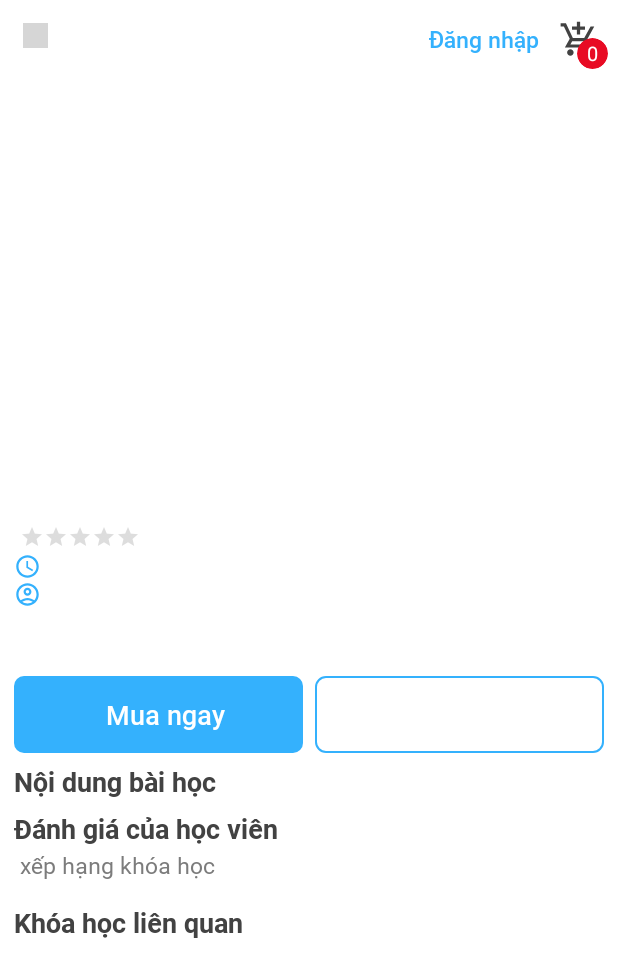
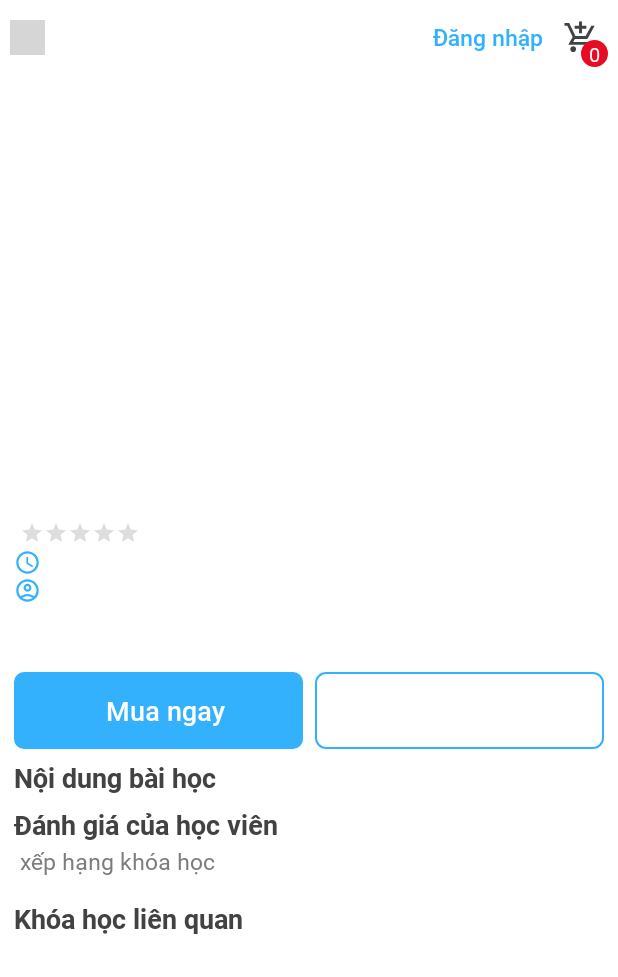
Before and after one commit to phatmwj/EasyLearning, an Android app: the CourseActivity screen opened directly, with no data from a screen before it, on a phone screen of 412 x 824 dp. Shown: the top 977 px of the screen. Run offline under Robolectric (Android 15) with nearby library versions, the phone set to English and light mode, and no system bars; our stand-ins replace Timber, data binding, sdp/ssp sizes; 45 statements that could not run were skipped; grey boxes are pictures that could not be loaded.

Commit message:
fix icon cart

```diff
--- /dev/null
+++ b/source/app/src/main/res/drawable/bg_oval.xml
@@ -0,0 +1,6 @@
+<?xml version="1.0" encoding="utf-8"?>
+<shape xmlns:android="http://schemas.android.com/apk/res/android"
+    android:shape="oval">
+    <solid  android:color="@color/red" />
+    <stroke android:color="@color/red" android:width="@dimen/_1sdp"/>
+</shape>
--- a/source/app/src/main/res/layout/layout_header.xml
+++ b/source/app/src/main/res/layout/layout_header.xml
@@ -24,6 +24,7 @@
             android:id="@+id/layout_title"
             android:layout_width="match_parent"
             android:layout_height="wrap_content"
+            android:gravity="center_vertical"
             android:orientation="horizontal">
             <RelativeLayout
                 android:id="@+id/layout_back"
@@ -31,16 +32,13 @@
                 android:layout_width="wrap_content"
                 android:layout_height="wrap_content"
                 android:layout_centerVertical="true"
-                android:paddingStart="@dimen/_12sdp"
-                android:paddingEnd="@dimen/_12sdp"
-                android:paddingVertical="@dimen/_12sdp"
-                >
+                android:padding="@dimen/_8sdp">
                 <ImageView
                     android:id="@+id/button_back"
-                    android:layout_width="@dimen/_13sdp"
-                    android:layout_height="@dimen/_13sdp"
-                    android:src="@drawable/ic_back"
-                    />
+                    android:layout_width="@dimen/_18sdp"
+                    android:layout_height="@dimen/_18sdp"
+                    android:adjustViewBounds="true"
+                    android:src="@drawable/ic_back"/>
             </RelativeLayout>
 
             <TextView
@@ -50,10 +48,7 @@
                 android:layout_height="wrap_content"
                 android:layout_weight="1"
                 android:text="@{title, default=hahah}"
-                android:layout_toEndOf="@id/layout_back"
-                android:layout_toStartOf="@id/layout_other"
                 android:textSize="@dimen/_16ssp"
-                android:paddingVertical="@dimen/_8sdp"
                 android:textColor="@color/white"
                 android:maxLines="2"
                 android:ellipsize="end"/>
--- a/source/app/src/main/res/layout/layout_header_title.xml
+++ b/source/app/src/main/res/layout/layout_header_title.xml
@@ -17,17 +17,11 @@
             type="java.lang.Integer" />
 
     </data>
-
-    <RelativeLayout
-        android:id="@+id/layout_main"
-        android:layout_width="match_parent"
-        android:layout_height="wrap_content"
-        android:background="@color/white">
-
     <LinearLayout
         android:id="@+id/layout_title"
         android:layout_width="match_parent"
         android:layout_height="wrap_content"
+        android:gravity="center_vertical"
         android:orientation="horizontal">
         <RelativeLayout
             android:id="@+id/layout_back"
@@ -35,14 +29,13 @@
             android:layout_width="wrap_content"
             android:layout_height="wrap_content"
             android:layout_centerVertical="true"
-                android:paddingStart="@dimen/_12sdp"
-                android:paddingEnd="@dimen/_12sdp"
-                android:paddingVertical="@dimen/_12sdp"
+            android:padding="@dimen/_5sdp"
             >
             <ImageView
                 android:id="@+id/button_back"
-                    android:layout_width="@dimen/_13sdp"
-                    android:layout_height="@dimen/_13sdp"
+                android:layout_width="@dimen/_18sdp"
+                android:layout_height="@dimen/_18sdp"
+                android:adjustViewBounds="true"
                 android:src="@drawable/ic_back"
                 />
         </RelativeLayout>
@@ -57,7 +50,6 @@
             android:layout_toEndOf="@id/layout_back"
             android:layout_toStartOf="@id/layout_other"
             android:textSize="@dimen/_16ssp"
-                android:paddingVertical="@dimen/_8sdp"
             android:textColor="@color/white"
             android:maxLines="2"
             android:ellipsize="end"/>
@@ -79,32 +71,28 @@
             android:layout_height="wrap_content">
             <ImageView
                 android:id="@+id/img_other"
-                    android:layout_width="@dimen/_20sdp"
-                    android:layout_height="@dimen/_20sdp"
+                android:layout_width="@dimen/_18sdp"
+                android:layout_height="@dimen/_18sdp"
                 android:layout_margin="@dimen/_10sdp"
                 android:scaleType="fitXY"
                 android:src="@drawable/ic_cart"/>
-                <androidx.cardview.widget.CardView
-                    android:layout_width="@dimen/_16sdp"
-                    android:layout_height="@dimen/_16sdp"
-                    android:layout_marginBottom="@dimen/_5sdp"
+
+            <TextView
+                style="@style/regular_text_style"
+                android:background="@drawable/bg_oval"
+                android:layout_width="@dimen/_14sdp"
+                android:layout_height="@dimen/_14sdp"
+                android:layout_marginBottom="@dimen/_4sdp"
                 android:layout_marginEnd="@dimen/_5sdp"
-                    android:elevation="0dp"
-                    app:cardBackgroundColor="@color/red"
-                    app:cardCornerRadius="@dimen/_16sdp"
                 android:layout_gravity="bottom|end"
-                    app:cardElevation="0dp">
-                    <TextView
-                        android:layout_width="wrap_content"
-                        android:layout_height="wrap_content"
-                        android:layout_gravity="center"
-                        android:textSize="@dimen/_10sdp"
+                android:gravity="center"
+                android:textSize="@dimen/_10ssp"
                 android:textColor="@color/white"
-                        android:text="@{String.valueOf(countItemCart)}"/>
-                </androidx.cardview.widget.CardView>
+                android:text="@{String.valueOf(countItemCart)}" />
 
         </FrameLayout>
 
     </LinearLayout>
-    </RelativeLayout>
+
+
 </layout>
```
Lines whose indentation alone changed are shown as unchanged.
